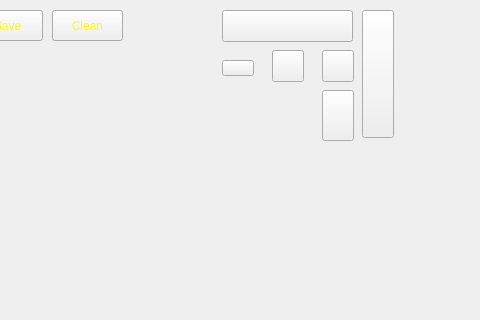
Igris-1/tp_final_taller_g13, file editor_src/editor.ui: the form before one commit; both pictures show x 118 to 598 and y 0 to 320 of the 915 by 544 pixel window.
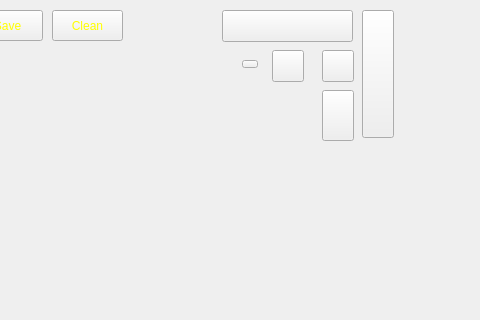
The form after the commit. Icons and pictures are not drawn.

Commit message: Modificaciones minimas en el editor

Diff of the .ui file:
```diff
--- a/editor_src/editor.ui
+++ b/editor_src/editor.ui
@@ -225,10 +225,10 @@
    <widget class="QPushButton" name="item_6">
     <property name="geometry">
      <rect>
-      <x>340</x>
+      <x>360</x>
       <y>60</y>
-      <width>32</width>
-      <height>16</height>
+      <width>16</width>
+      <height>8</height>
      </rect>
     </property>
     <property name="cursor">
```
The commit also changes 6 other files.
